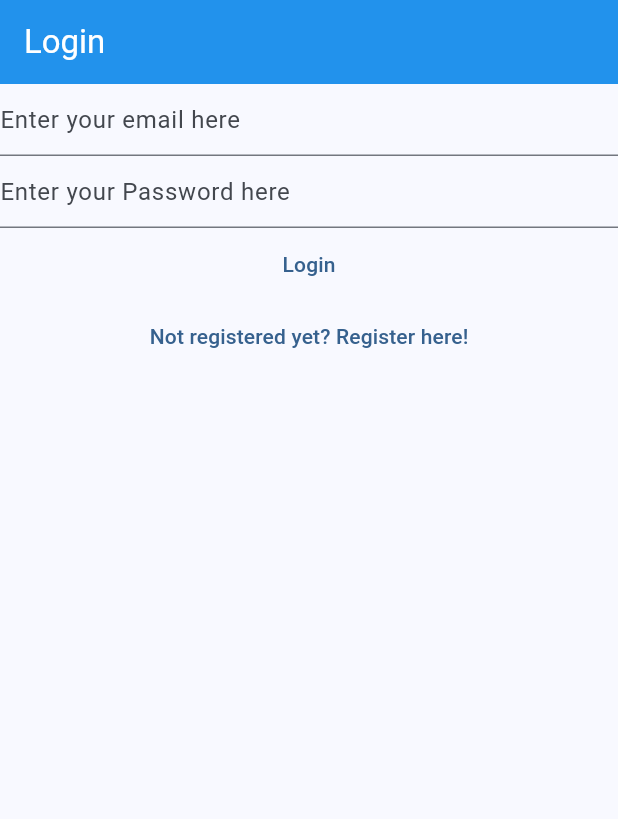
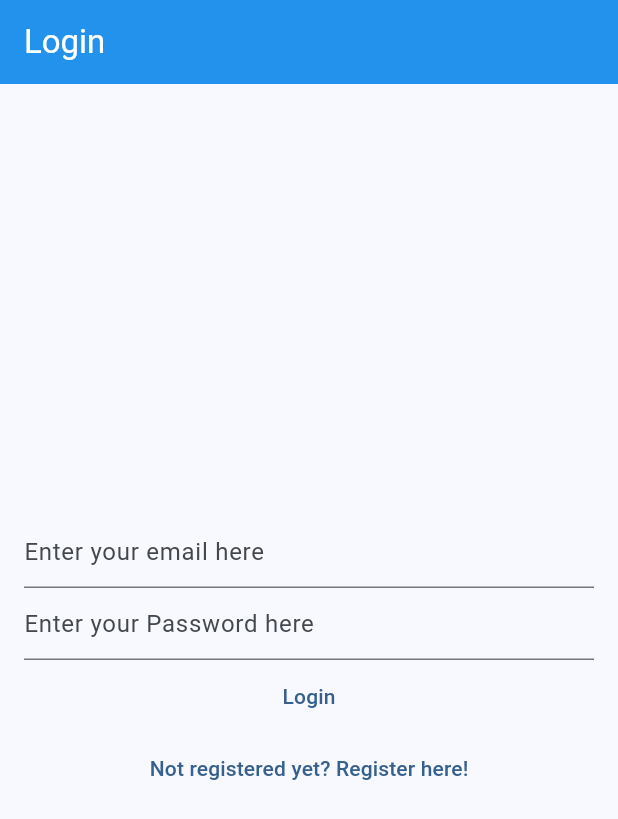
Before and after one commit to Trinity6264/demo_app, a Flutter app: the screen it shows after launch, on a phone screen of 412 x 824 dp. Shown: the top 819 px of the screen. Run offline on Flutter 3.47's test engine with Material 2 defaults, Android fonts, the phone set to English and light mode, and no system bars; our stand-ins replace firebase_core, flutter_hooks, flutter_riverpod, formz, freezed_annotation, go_router; accounts and stored records are empty.

```diff
--- /dev/null
+++ b/lib/form_inputs/password.dart
@@ -0,0 +1,54 @@
+// Copyright 2023 trinity
+//
+// Licensed under the Apache License, Version 2.0 (the "License");
+// you may not use this file except in compliance with the License.
+// You may obtain a copy of the License at
+//
+//     http://www.apache.org/licenses/LICENSE-2.0
+//
+// Unless required by applicable law or agreed to in writing, software
+// distributed under the License is distributed on an "AS IS" BASIS,
+// WITHOUT WARRANTIES OR CONDITIONS OF ANY KIND, either express or implied.
+// See the License for the specific language governing permissions and
+// limitations under the License.
+
+import 'package:formz/formz.dart';
+import 'package:freezed_annotation/freezed_annotation.dart';
+
+class Password extends FormzInput<String, PasswordValidationError> {
+  const Password.pure() : super.pure("");
+  const Password.dirty([super.value = ""]) : super.dirty();
+
+  static final _passwordRegExp = RegExp(
+    r"^(?=.*[A-Za-z])(?=.*\d)[A-Za-z\d]{8,}$",
+  );
+
+  @override
+  PasswordValidationError? validator(String? value) {
+    return _passwordRegExp.hasMatch(value ?? "")
+        ? null
+        : PasswordValidationError.invalid;
+  }
+}
+
+class PasswordJsonConverter implements JsonConverter<Password, String> {
+  const PasswordJsonConverter();
+
+  @override
+  Password fromJson(String json) {
+    return Password.dirty(json);
+  }
+
+  @override
+  String toJson(Password object) {
+    return object.value;
+  }
+}
+
+enum PasswordValidationError {
+  invalid("Password is not valid");
+
+  const PasswordValidationError(this.message);
+
+  final String message;
+}
--- a/lib/login/page/login_page.dart
+++ b/lib/login/page/login_page.dart
@@ -33,7 +33,12 @@ class LoginPage extends StatelessWidget {
         ),
         backgroundColor: Colors.blue,
       ),
-      body: Column(
+      body: Padding(
+        padding: const EdgeInsets.symmetric(
+          horizontal: 16.0,
+        ),
+        child: Column(
+          mainAxisAlignment: MainAxisAlignment.center,
           children: [
             const TextField(
               decoration: InputDecoration(
@@ -57,6 +62,7 @@ class LoginPage extends StatelessWidget {
             ),
           ],
         ),
+      ),
     );
   }
 }
```
Also changed, not shown: lib/form_inputs/email.dart (added, +54 -0 lines), lib/verify_email/page/verify_email_page.dart (+6 -1 lines), 1 other file. Lines whose indentation alone changed are shown as unchanged.
